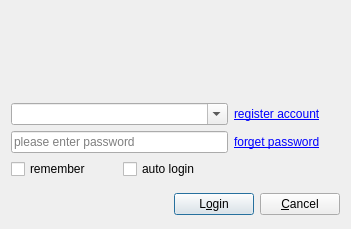
First picture: the form in gather/gtapp/gtlogindialog.ui, repository tomnotcat/gather, before the edit.
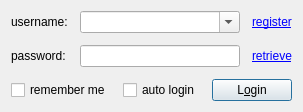
Second picture: the form after the edit.

Commit message: Implement login function

```diff
--- a/gather/gtapp/gtlogindialog.ui
+++ b/gather/gtapp/gtlogindialog.ui
@@ -7,7 +7,7 @@
     <x>0</x>
     <y>0</y>
     <width>351</width>
-    <height>229</height>
+    <height>133</height>
    </rect>
   </property>
   <property name="windowTitle">
@@ -20,88 +20,90 @@
    <bool>false</bool>
   </property>
   <layout class="QVBoxLayout" name="verticalLayout">
-   <item>
-    <widget class="QLabel" name="banner">
-     <property name="sizePolicy">
-      <sizepolicy hsizetype="Preferred" vsizetype="Fixed">
-       <horstretch>0</horstretch>
-       <verstretch>0</verstretch>
-      </sizepolicy>
-     </property>
-     <property name="minimumSize">
-      <size>
-       <width>0</width>
-       <height>80</height>
-      </size>
-     </property>
-     <property name="baseSize">
-      <size>
-       <width>0</width>
-       <height>0</height>
-      </size>
-     </property>
-     <property name="text">
-      <string/>
-     </property>
-    </widget>
-   </item>
+   <property name="sizeConstraint">
+    <enum>QLayout::SetFixedSize</enum>
+   </property>
    <item>
     <layout class="QGridLayout" name="gridLayout">
-     <item row="0" column="2">
+     <property name="spacing">
+      <number>12</number>
+     </property>
+     <item row="1" column="2" alignment="Qt::AlignRight">
+      <widget class="QLabel" name="forgetPassword">
+       <property name="focusPolicy">
+        <enum>Qt::NoFocus</enum>
+       </property>
+       <property name="text">
+        <string>&lt;html&gt;&lt;head/&gt;&lt;body&gt;&lt;p&gt;&lt;a href=&quot;register&quot;&gt;&lt;span style=&quot; text-decoration: underline; color:#0000ff;&quot;&gt;retrieve&lt;/span&gt;&lt;/a&gt;&lt;/p&gt;&lt;/body&gt;&lt;/html&gt;</string>
+       </property>
+      </widget>
+     </item>
+     <item row="0" column="2" alignment="Qt::AlignRight">
       <widget class="QLabel" name="registerAccount">
        <property name="focusPolicy">
         <enum>Qt::NoFocus</enum>
        </property>
        <property name="text">
-        <string>&lt;a href=&quot;register&quot;&gt;register account&lt;/a&gt;</string>
+        <string>&lt;html&gt;&lt;head/&gt;&lt;body&gt;&lt;p&gt;&lt;a href=&quot;register&quot;&gt;&lt;span style=&quot; text-decoration: underline; color:#0000ff;&quot;&gt;register&lt;/span&gt;&lt;/a&gt;&lt;/p&gt;&lt;/body&gt;&lt;/html&gt;</string>
        </property>
       </widget>
      </item>
-     <item row="1" column="0" colspan="2">
+     <item row="1" column="1">
       <widget class="QLineEdit" name="passwordEdit">
+       <property name="sizePolicy">
+        <sizepolicy hsizetype="Expanding" vsizetype="Fixed">
+         <horstretch>0</horstretch>
+         <verstretch>0</verstretch>
+        </sizepolicy>
+       </property>
        <property name="placeholderText">
-        <string>please enter password</string>
+        <string/>
        </property>
       </widget>
      </item>
-     <item row="1" column="2">
-      <widget class="QLabel" name="forgetPassword">
-       <property name="focusPolicy">
-        <enum>Qt::NoFocus</enum>
-       </property>
+     <item row="1" column="0">
+      <widget class="QLabel" name="label">
        <property name="text">
-        <string>&lt;a href=&quot;register&quot;&gt;forget password&lt;/a&gt;</string>
+        <string>password:</string>
        </property>
       </widget>
      </item>
-     <item row="2" column="0">
-      <widget class="QCheckBox" name="rememberPassword">
-       <property name="text">
-        <string>remember</string>
-       </property>
-      </widget>
-     </item>
-     <item row="2" column="1">
-      <widget class="QCheckBox" name="autoLogin">
-       <property name="text">
-        <string>auto login</string>
-       </property>
-      </widget>
-     </item>
-     <item row="0" column="0" colspan="2">
+     <item row="0" column="1">
       <widget class="QComboBox" name="accountEdit">
+       <property name="sizePolicy">
+        <sizepolicy hsizetype="Preferred" vsizetype="Fixed">
+         <horstretch>0</horstretch>
+         <verstretch>0</verstretch>
+        </sizepolicy>
+       </property>
        <property name="editable">
         <bool>true</bool>
        </property>
       </widget>
      </item>
-    </layout>
-   </item>
-   <item>
+     <item row="0" column="0">
+      <widget class="QLabel" name="label_2">
+       <property name="text">
+        <string>username:</string>
+       </property>
+      </widget>
+     </item>
+     <item row="2" column="0" colspan="3">
     <layout class="QHBoxLayout" name="horizontalLayout">
-     <property name="topMargin">
-      <number>5</number>
-     </property>
+       <item>
+        <widget class="QCheckBox" name="rememberPassword">
+         <property name="text">
+          <string>remember me</string>
+         </property>
+        </widget>
+       </item>
+       <item>
+        <widget class="QCheckBox" name="autoLogin">
+         <property name="text">
+          <string>auto login</string>
+         </property>
+        </widget>
+       </item>
      <item>
       <spacer name="horizontalSpacer">
        <property name="orientation">
@@ -109,8 +111,8 @@
        </property>
        <property name="sizeHint" stdset="0">
         <size>
-         <width>40</width>
-         <height>20</height>
+           <width>0</width>
+           <height>0</height>
         </size>
        </property>
       </spacer>
@@ -131,21 +133,7 @@
        </property>
       </widget>
      </item>
-     <item>
-      <widget class="QPushButton" name="cancelButton">
-       <property name="sizePolicy">
-        <sizepolicy hsizetype="Fixed" vsizetype="Fixed">
-         <horstretch>0</horstretch>
-         <verstretch>0</verstretch>
-        </sizepolicy>
-       </property>
-       <property name="text">
-        <string>&amp;Cancel</string>
-       </property>
-       <property name="autoDefault">
-        <bool>false</bool>
-       </property>
-      </widget>
+      </layout>
      </item>
     </layout>
    </item>
```
Left out of the diff: 6 changed lines with no effect on the pictures. Lines whose indentation alone changed are shown as unchanged. The commit also changes 23 other files.
